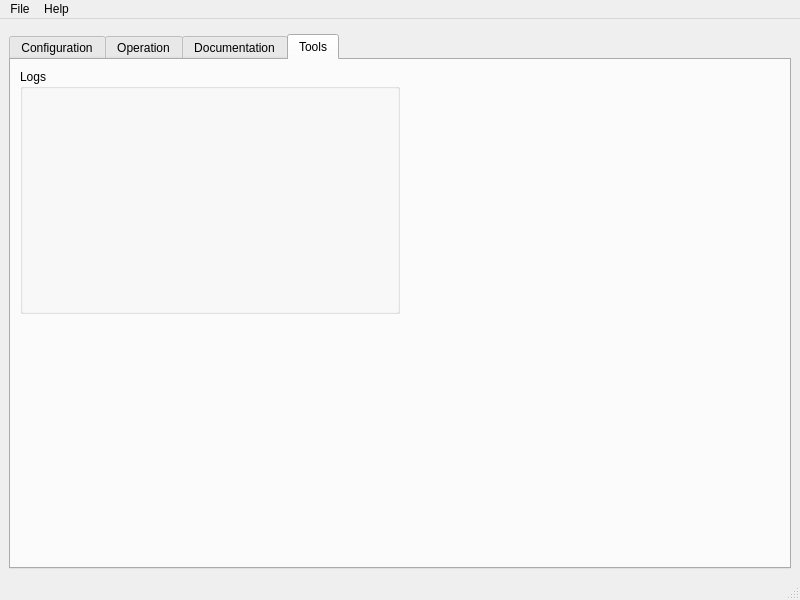
Old version of the form sw/supervision/python/ui/ui_supervision_window.ui in the repository paparazzi/paparazzi.
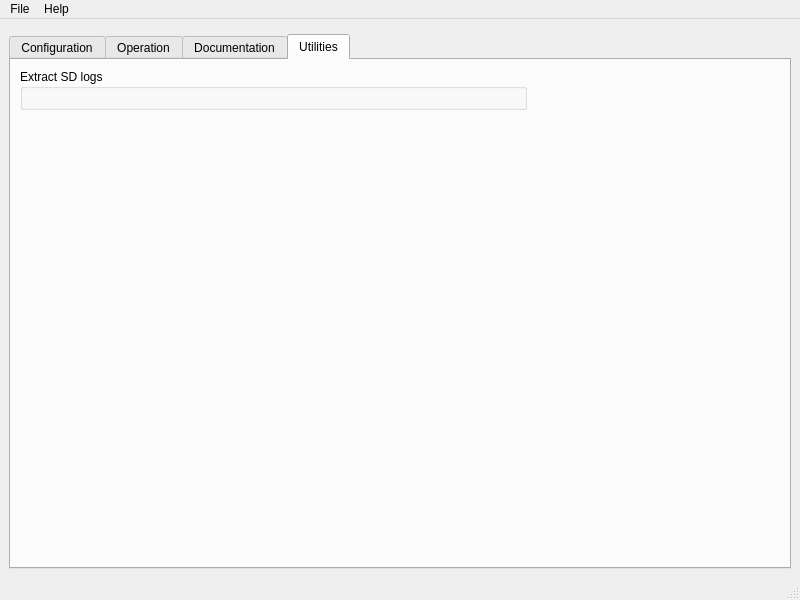
New version of the form. The open tabs and pages were chosen to show the change. Custom widgets are drawn as their Qt base class.

Commit message: Change Utilities tab name

Patch:
```diff
--- a/sw/supervision/python/ui/ui_supervision_window.ui
+++ b/sw/supervision/python/ui/ui_supervision_window.ui
@@ -40,13 +40,13 @@
       </widget>
       <widget class="QWidget" name="tools_panel">
        <attribute name="title">
-        <string>Tools</string>
+        <string>Utilities</string>
        </attribute>
-       <layout class="QGridLayout" name="gridLayout" rowstretch="1,1" columnstretch="1,1">
+       <layout class="QGridLayout" name="gridLayout" rowstretch="0,0" columnstretch="2,1">
         <item row="0" column="0">
          <widget class="QGroupBox" name="groupBox">
           <property name="title">
-           <string>Logs</string>
+           <string>Extract SD logs</string>
           </property>
           <layout class="QVBoxLayout" name="verticalLayout_2">
            <item>
```
Left out of the diff: 2 changed lines with no effect on the pictures. The commit also changes 1 other file.
